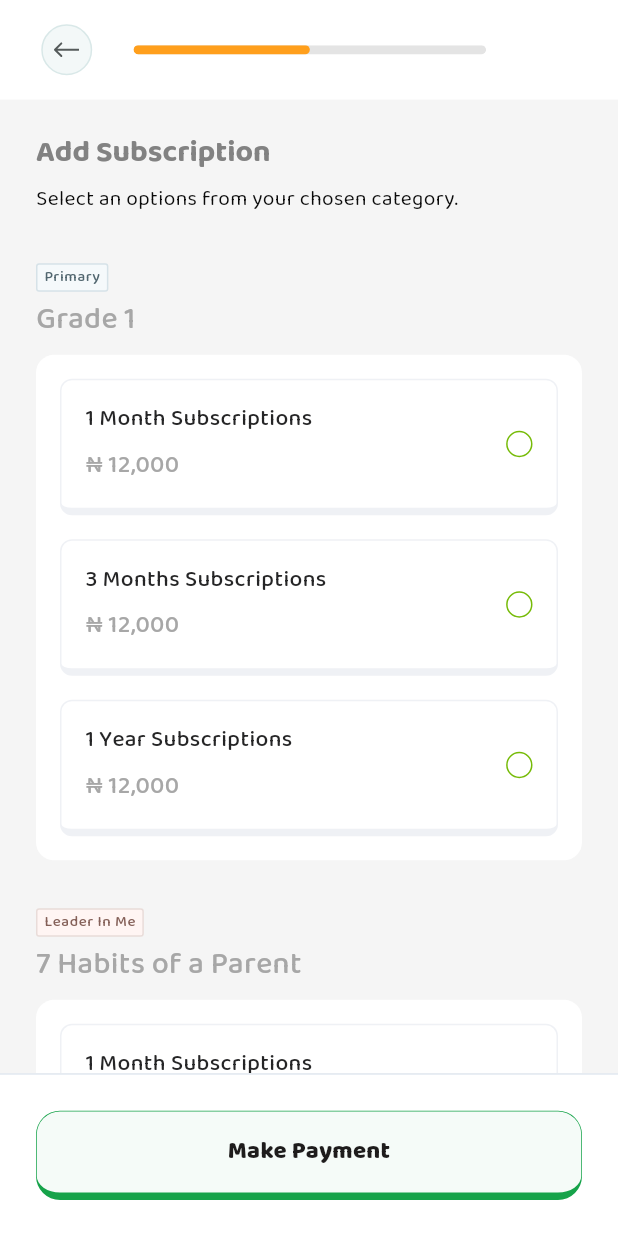
After one commit to teesas-engineering/teesas-app-v2, a Flutter app: the AddSubscriptionScreen screen opened by its route, on a phone screen of 412 x 824 dp. The commit adds this screen. Run offline on Flutter 3.47's test engine with Material 3 defaults, Android fonts, the phone set to English and light mode, and no system bars; our stand-ins replace carousel_slider, device_info_plus, dio, firebase_core, flutter_dotenv, flutter_mobx and 14 more; accounts and stored records are empty; generated files the repository leaves out were written again; network calls fail; project files that could hold a hidden picture were left out.

Commit message:
feat: Implement add subscription flow by introducing a new screen, notifier, and routing.

```diff
--- /dev/null
+++ b/lib/app/more/subscription/presentation/screens/add_subscription_screen.dart
@@ -0,0 +1,90 @@
+import 'package:flutter/material.dart';
+import 'package:flutter_screenutil/flutter_screenutil.dart';
+
+import '../../../../../common/dimens/app_dimens.dart';
+import '../../../../../common/extensions/num_extension.dart';
+import '../../../../../common/style_guide/colors.dart';
+import '../../../../../common/style_guide/style_guide.dart';
+import '../../../../_shared/widgets/app_button.dart';
+import '../../../../_shared/widgets/app_progress_header.dart';
+import '../../store/add_subscription_store.dart';
+import '../widgets/subscription_group_item.dart';
+
+class AddSubscriptionScreen extends StatefulWidget {
+  const AddSubscriptionScreen({super.key});
+
+  static const String route = '/add-subscription';
+
+  @override
+  State<AddSubscriptionScreen> createState() => _AddSubscriptionScreenState();
+}
+
+class _AddSubscriptionScreenState extends State<AddSubscriptionScreen> {
+  final AddSubscriptionStore _store = AddSubscriptionStore();
+
+  @override
+  Widget build(BuildContext context) {
+    return Scaffold(
+      backgroundColor: AppColors.bgPrimary,
+      appBar: AppProgressHeader(
+        progress: 0.5,
+        onBackPressed: () => Navigator.of(context).pop(),
+      ),
+      body: Column(
+        children: [
+          Expanded(
+            child: SingleChildScrollView(
+              padding: const EdgeInsets.symmetric(
+                horizontal: Dimens.pagePadding,
+              ),
+              child: Column(
+                crossAxisAlignment: CrossAxisAlignment.start,
+                children: [
+                  24.height,
+                  Text(
+                    'Add Subscription',
+                    style: AppTypography.displaySmall.copyWith(
+                      fontSize: 20.sp,
+                      fontWeight: FontWeight.w700,
+                      color: AppColors.textSecondary,
+                    ),
+                  ),
+                  8.height,
+                  Text(
+                    'Select an options from your chosen category.',
+                    style: AppTypography.bodyMedium.copyWith(
+                      color: AppColors.textModalSecondary,
+                      fontWeight: FontWeight.w400,
+                    ),
+                  ),
+                  32.height,
+                  ListView.separated(
+                    shrinkWrap: true,
+                    physics: const NeverScrollableScrollPhysics(),
+                    itemCount: _store.groups.length,
+                    separatorBuilder: (_, _) => 32.height,
+                    itemBuilder: (context, index) {
+                      final group = _store.groups[index];
+                      return SubscriptionGroupItem(group: group, store: _store);
+                    },
+                  ),
+                  32.height,
+                ],
+              ),
+            ),
+          ),
+          Container(
+            padding: const EdgeInsets.all(Dimens.pagePadding),
+            decoration: BoxDecoration(
+              color: AppColors.white,
+              border: const Border(
+                top: BorderSide(color: AppColors.borderPrimary),
+              ),
+            ),
+            child: AppButton(text: 'Make Payment', onPressed: () async {}),
+          ),
+        ],
+      ),
+    );
+  }
+}
--- a/lib/app/more/subscription/presentation/screens/subscription_screen.dart
+++ b/lib/app/more/subscription/presentation/screens/subscription_screen.dart
@@ -1,12 +1,15 @@
 import 'dart:async';
+
 import 'package:flutter/material.dart';
 import 'package:flutter_mobx/flutter_mobx.dart';
 import 'package:flutter_screenutil/flutter_screenutil.dart';
+import 'package:go_router/go_router.dart';
 
 import '../../../../../common/dimens/app_dimens.dart';
 import '../../../../../common/extensions/num_extension.dart';
 import '../../../../../common/style_guide/colors.dart';
 import '../../../../../common/style_guide/style_guide.dart';
+import '../../../../../router/main_router.dart';
 import '../../../../_shared/widgets/app_back_header.dart';
 import '../../../../_shared/widgets/app_button.dart';
 import '../../../../_shared/widgets/app_card.dart';
@@ -103,7 +106,11 @@ class _SubscriptionScreenState extends State<SubscriptionScreen> {
                           AppButton(
                             text: 'Add Subscription',
                             onPressed: () async {
-                              await _store.addSubscription();
+                              if (context.mounted) {
+                                unawaited(
+                                  context.push(MainRouter.addSubscription),
+                                );
+                              }
                             },
                             backgroundColor: AppColors.white,
                             borderColor: AppColors.bgBrand,
--- /dev/null
+++ b/lib/app/more/subscription/presentation/widgets/subscription_group_item.dart
@@ -0,0 +1,57 @@
+import 'package:flutter/material.dart';
+import 'package:flutter_screenutil/flutter_screenutil.dart';
+
+import '../../../../../common/extensions/num_extension.dart';
+import '../../../../../common/style_guide/colors.dart';
+import '../../../../../common/style_guide/style_guide.dart';
+import '../../../../_shared/widgets/app_card.dart';
+import '../../store/add_subscription_store.dart';
+import 'subscription_category_tag.dart';
+import 'subscription_plan_card.dart';
+
+class SubscriptionGroupItem extends StatelessWidget {
+  const SubscriptionGroupItem({
+    required this.group,
+    required this.store,
+    super.key,
+  });
+
+  final SubscriptionGroup group;
+  final AddSubscriptionStore store;
+
+  @override
+  Widget build(BuildContext context) {
+    return Column(
+      crossAxisAlignment: CrossAxisAlignment.start,
+      children: [
+        SubscriptionCategoryTag(group.categoryTag),
+        4.height,
+        Text(
+          group.title,
+          style: AppTypography.bodyLarge.copyWith(
+            fontWeight: FontWeight.w500,
+            color: AppColors.textTertiary,
+            fontSize: 20.sp,
+          ),
+        ),
+        8.height,
+        AppCard.tertiary(
+          child: ListView.separated(
+            shrinkWrap: true,
+            physics: const NeverScrollableScrollPhysics(),
+            itemCount: group.options.length,
+            separatorBuilder: (_, _) => 16.height,
+            itemBuilder: (context, index) {
+              final option = group.options[index];
+              return SubscriptionPlanCard(
+                group: group,
+                option: option,
+                store: store,
+              );
+            },
+          ),
+        ),
+      ],
+    );
+  }
+}
--- /dev/null
+++ b/lib/app/more/subscription/presentation/widgets/subscription_plan_card.dart
@@ -0,0 +1,88 @@
+import 'package:flutter/material.dart';
+import 'package:flutter_mobx/flutter_mobx.dart';
+import 'package:flutter_screenutil/flutter_screenutil.dart';
+
+import '../../../../../common/extensions/num_extension.dart';
+import '../../../../../common/style_guide/colors.dart';
+import '../../../../../common/style_guide/style_guide.dart';
+import '../../../../_shared/widgets/app_card.dart';
+import '../../store/add_subscription_store.dart';
+
+class SubscriptionPlanCard extends StatelessWidget {
+  const SubscriptionPlanCard({
+    required this.group,
+    required this.option,
+    required this.store,
+    super.key,
+  });
+
+  final SubscriptionGroup group;
+  final SubscriptionOption option;
+  final AddSubscriptionStore store;
+
+  @override
+  Widget build(BuildContext context) {
+    return Observer(
+      builder: (_) {
+        final isSelected = store.isSelected(group.id, option.id);
+
+        return GestureDetector(
+          onTap: () => store.selectPlan(group.id, option.id),
+          child: AppCard.primary(
+            borderColor: isSelected
+                ? AppColors.bgBrandSecondary
+                : AppColors.borderChip,
+            child: Row(
+              children: [
+                Expanded(
+                  child: Column(
+                    crossAxisAlignment: CrossAxisAlignment.start,
+                    children: [
+                      Text(
+                        option.duration,
+                        style: AppTypography.bodyMedium.copyWith(
+                          fontWeight: isSelected
+                              ? FontWeight.w700
+                              : FontWeight.w500,
+                          color: AppColors.textPrimary,
+                          fontSize: 15.sp,
+                        ),
+                      ),
+                      8.height,
+                      Text(
+                        option.amount.money(),
+                        style: AppTypography.bodyMedium.copyWith(
+                          fontWeight: isSelected
+                              ? FontWeight.w700
+                              : FontWeight.w500,
+                          color: isSelected
+                              ? AppColors.textBrand
+                              : AppColors.textTertiary,
+                          fontSize: 16.sp,
+                        ),
+                      ),
+                    ],
+                  ),
+                ),
+                Container(
+                  width: 16.w,
+                  height: 16.w,
+                  decoration: BoxDecoration(
+                    shape: BoxShape.circle,
+                    color: isSelected
+                        ? AppColors.bgBrandSecondary
+                        : Colors.transparent,
+                    border: Border.all(color: AppColors.bgBrandSecondary),
+                  ),
+                  child: isSelected
+                      ? Icon(Icons.check, size: 10.sp, color: AppColors.white)
+                      : null,
+                ),
+              ],
+            ),
+          ),
+        );
+      },
+    );
+  }
+}
--- /dev/null
+++ b/lib/app/more/subscription/store/add_subscription_store.dart
@@ -0,0 +1,89 @@
+import 'package:mobx/mobx.dart';
+
+part 'add_subscription_store.g.dart';
+
+class SubscriptionOption {
+  SubscriptionOption({
+    required this.id,
+    required this.duration,
+    required this.amount,
+  });
+
+  final String id;
+  final String duration;
+  final double amount;
+}
+
+class SubscriptionGroup {
+  SubscriptionGroup({
+    required this.id,
+    required this.categoryTag,
+    required this.title,
+    required this.options,
+  });
+
+  final String id;
+  final String categoryTag;
+  final String title;
+  final List<SubscriptionOption> options;
+}
+
+class AddSubscriptionStore = _AddSubscriptionStore with _$AddSubscriptionStore;
+
+abstract class _AddSubscriptionStore with Store {
+  @observable
+  ObservableMap<String, String> selectedPlanIds =
+      ObservableMap<String, String>();
+
+  // Mock data
+  final List<SubscriptionGroup> groups = [
+    SubscriptionGroup(
+      id: 'g1',
+      categoryTag: 'Primary',
+      title: 'Grade 1',
+      options: [
+        SubscriptionOption(
+          id: 'p1_1',
+          duration: '1 Month Subscriptions',
+          amount: 12000,
+        ),
+        SubscriptionOption(
+          id: 'p1_3',
+          duration: '3 Months Subscriptions',
+          amount: 12000,
+        ),
+        SubscriptionOption(
+          id: 'p1_12',
+          duration: '1 Year Subscriptions',
+          amount: 12000,
+        ),
+      ],
+    ),
+    SubscriptionGroup(
+      id: 'g2',
+      categoryTag: 'Leader In Me',
+      title: '7 Habits of a Parent',
+      options: [
+        SubscriptionOption(
+          id: 'p2_1',
+          duration: '1 Month Subscriptions',
+          amount: 5000,
+        ),
+        SubscriptionOption(
+          id: 'p2_3',
+          duration: '3 Months Subscriptions',
+          amount: 14000,
+        ),
+      ],
+    ),
+  ];
+
+  @action
+  void selectPlan(String groupId, String planId) {
+    selectedPlanIds[groupId] = planId;
+  }
+
+  bool isSelected(String groupId, String planId) {
+    return selectedPlanIds[groupId] == planId;
+  }
+}
--- a/lib/router/main_router.dart
+++ b/lib/router/main_router.dart
@@ -12,6 +12,7 @@ import '../app/more/referral/presentation/screens/withdraw_success_screen.dart';
 import '../app/more/settings/presentation/screens/change_password_screen.dart';
 import '../app/more/settings/presentation/screens/settings_screen.dart';
 import '../app/more/settings/presentation/screens/terms_and_conditions_screen.dart';
+import '../app/more/subscription/presentation/screens/add_subscription_screen.dart';
 import '../app/more/subscription/presentation/screens/subscription_screen.dart';
 import '../app/signin/presentation/screens/login_screen.dart';
 import 'app_router_wrapper.dart';
@@ -40,6 +41,7 @@ class MainRouter {
   static const String changePassword = '/settings/change-password';
   static const String termsAndConditions = '/settings/terms-and-conditions';
   static const String subscription = '/subscription';
+  static const String addSubscription = '/subscription/add';
 
   GoRouter get router => _router;
 
@@ -117,6 +119,11 @@ class MainRouter {
         name: subscription,
         builder: (context, state) => const SubscriptionScreen(),
       ),
+      GoRoute(
+        path: addSubscription,
+        name: addSubscription,
+        builder: (context, state) => const AddSubscriptionScreen(),
+      ),
     ],
   );
 }
```
Also changed, not shown: lib/app/more/subscription/store/add_subscription_store.g.dart (added).
